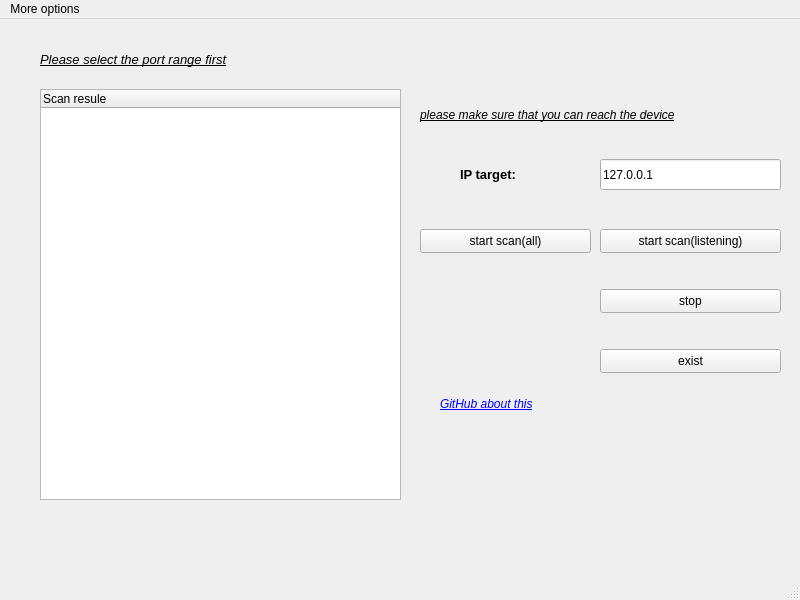
Before: the Qt Designer form mainwindow.ui in Peqiii/PortScanner, drawn with Qt 5.
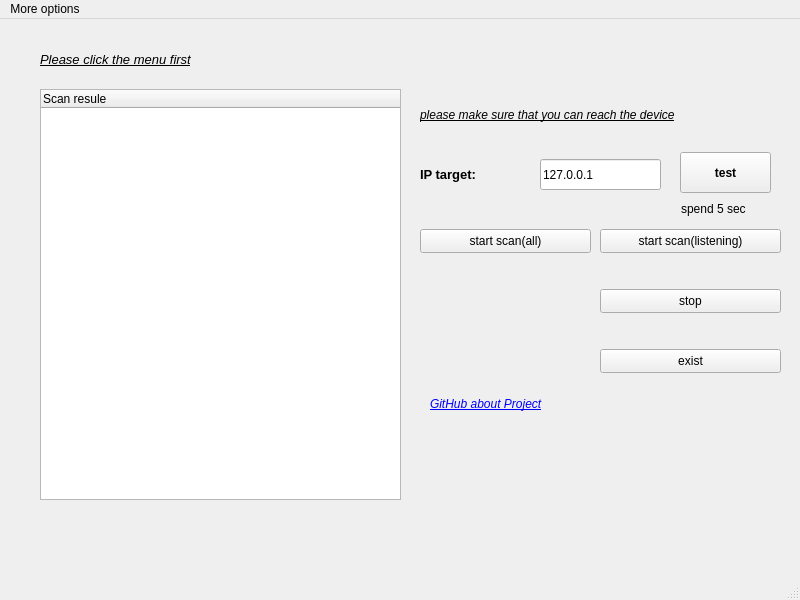
After: the same form once the commit is applied. Icons and pictures are not drawn.

Diff of the .ui file:
```diff
--- a/mainwindow.ui
+++ b/mainwindow.ui
@@ -78,9 +78,9 @@
    <widget class="QLineEdit" name="lineEdit_IP">
     <property name="geometry">
      <rect>
-      <x>600</x>
+      <x>540</x>
       <y>140</y>
-      <width>181</width>
+      <width>121</width>
       <height>31</height>
      </rect>
     </property>
@@ -91,7 +91,7 @@
    <widget class="QLabel" name="lable_IPtarget">
     <property name="geometry">
      <rect>
-      <x>460</x>
+      <x>420</x>
       <y>140</y>
       <width>111</width>
       <height>31</height>
@@ -238,7 +238,7 @@
      </font>
     </property>
     <property name="text">
-     <string>Please select the port range first</string>
+     <string>Please click the menu first</string>
     </property>
    </widget>
    <widget class="QPushButton" name="pushButtonStop">
@@ -270,9 +270,9 @@
    <widget class="QLabel" name="label_link">
     <property name="geometry">
      <rect>
-      <x>440</x>
+      <x>430</x>
       <y>370</y>
-      <width>151</width>
+      <width>161</width>
       <height>31</height>
      </rect>
     </property>
@@ -290,7 +290,7 @@
      <enum>QFrame::Sunken</enum>
     </property>
     <property name="text">
-     <string>&lt;a href=&quot;https://github.com/Peqiii/PortScanner/tree/master/&quot;&gt;GitHub about this&lt;/a&gt;</string>
+     <string>&lt;a href=&quot;https://github.com/Peqiii/PortScanner/tree/master/&quot;&gt;GitHub about Project&lt;/a&gt;</string>
     </property>
     <property name="openExternalLinks">
      <bool>true</bool>
@@ -299,6 +299,38 @@
      <cstring>&lt;a href=&quot;https://github.com/Peqiii/PortScanner/tree/master/&quot;&gt;GitHub Link&lt;/a&gt;</cstring>
     </property>
    </widget>
+   <widget class="QPushButton" name="pushButton_test">
+    <property name="geometry">
+     <rect>
+      <x>680</x>
+      <y>133</y>
+      <width>91</width>
+      <height>41</height>
+     </rect>
+    </property>
+    <property name="font">
+     <font>
+      <weight>75</weight>
+      <bold>true</bold>
+     </font>
+    </property>
+    <property name="text">
+     <string>test</string>
+    </property>
+   </widget>
+   <widget class="QLabel" name="label">
+    <property name="geometry">
+     <rect>
+      <x>681</x>
+      <y>180</y>
+      <width>91</width>
+      <height>20</height>
+     </rect>
+    </property>
+    <property name="text">
+     <string>spend 5 sec</string>
+    </property>
+   </widget>
   </widget>
   <widget class="QMenuBar" name="menubar">
    <property name="geometry">
```
